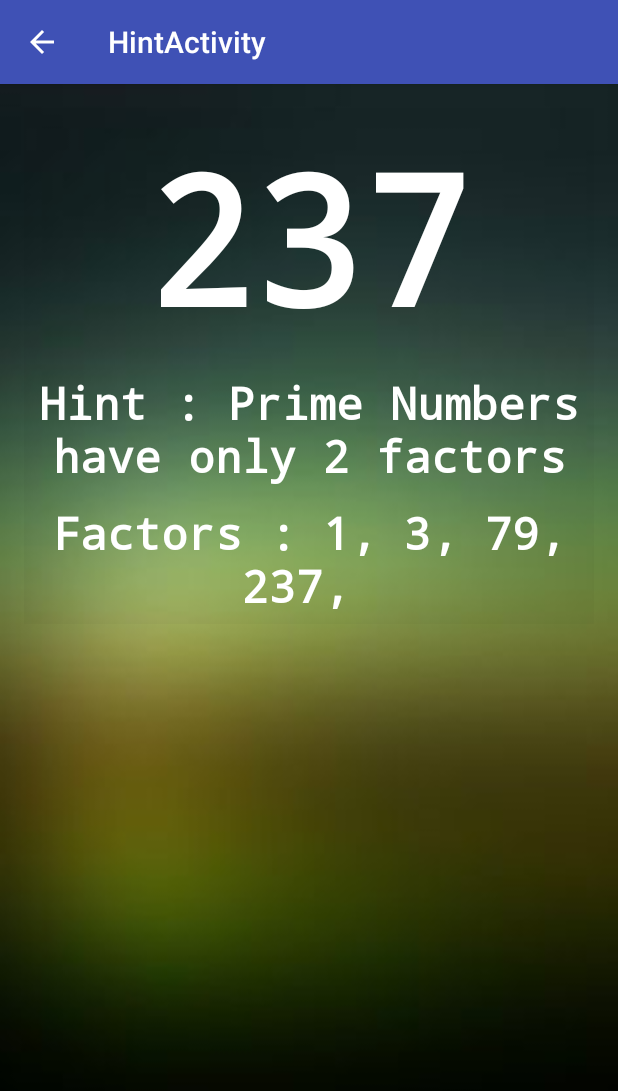
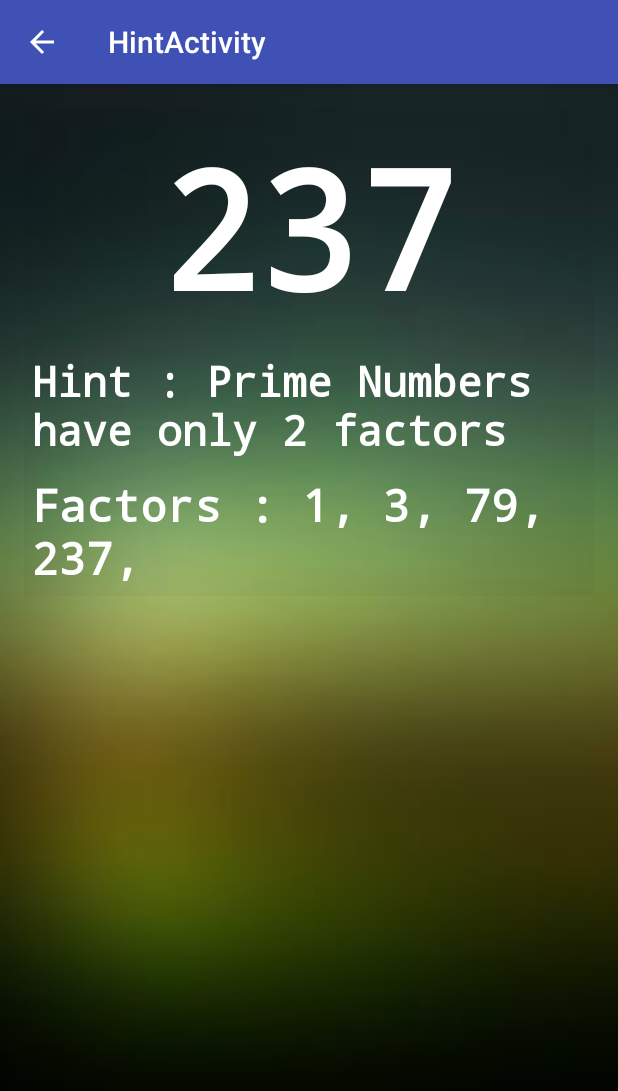
Before and after one commit to a3mayank/MC-Assignment-2, an Android app: the screen it shows after launch (HintActivity), after a tap on "HINT", on a phone screen of 412 x 824 dp. Shown: the top 1091 px of the screen. Run offline under Robolectric (Android 15) with nearby library versions, the phone set to English and light mode, and no system bars; 2 other taps on this screen came first.

Commit message:
Added more functionality, improved UI

```diff
--- a/app/src/main/res/layout/fragment_hint.xml
+++ b/app/src/main/res/layout/fragment_hint.xml
@@ -15,7 +15,7 @@
         android:layout_height="wrap_content"
         android:text=""
         android:id="@+id/TV_number"
-        android:textSize="120sp"
+        android:textSize="110sp"
         android:textStyle="bold"
         android:gravity="center"
         style="@style/MyTextViewStyle"
@@ -24,22 +24,21 @@
     <TextView
         android:layout_width="match_parent"
         android:layout_height="wrap_content"
-        android:text="Hint : "
+        android:paddingTop="50dp"
+        android:text=""
         android:id="@+id/TV_hint"
-        android:textSize="30sp"
+        android:textSize="28sp"
         android:textStyle="bold"
-        android:gravity="center"
         style="@style/MyTextViewStyle"
         android:background="#07000000" />
 
     <TextView
         android:layout_width="match_parent"
         android:layout_height="wrap_content"
-        android:text="Hint : "
+        android:text=""
         android:id="@+id/TV_factors"
         android:textSize="30sp"
         android:textStyle="bold"
-        android:gravity="center"
         style="@style/MyTextViewStyle"
         android:background="#07000000" />
 
```
